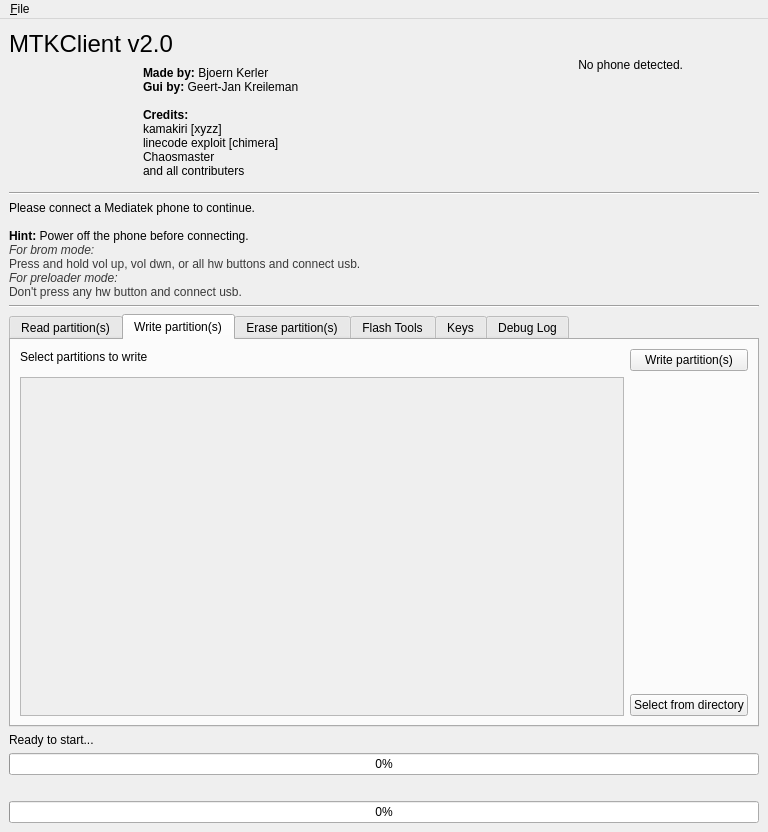
Old version of the form mtkclient/gui/main_gui.ui in the repository emtee40/mtk-client.
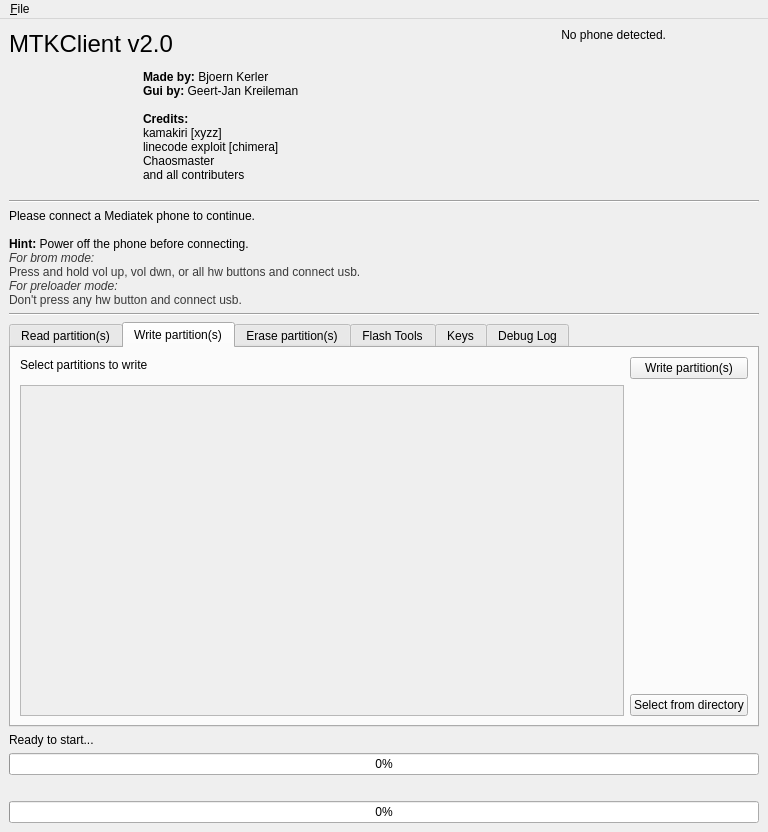
New version of the form. The open tabs and pages were chosen to show the change. Icons and pictures are not drawn.

The edit to the form file:
```diff
--- a/mtkclient/gui/main_gui.ui
+++ b/mtkclient/gui/main_gui.ui
@@ -89,6 +89,8 @@
      </widget>
     </item>
     <item row="0" column="0">
+     <layout class="QHBoxLayout" name="horizontalLayout_2">
+      <item>
      <layout class="QVBoxLayout" name="verticalLayout">
       <item>
        <widget class="QLabel" name="title">
@@ -191,6 +193,10 @@
           </property>
          </widget>
         </item>
+         </layout>
+        </item>
+       </layout>
+      </item>
         <item>
          <widget class="QLabel" name="phoneInfoTextbox">
           <property name="sizePolicy">
@@ -220,8 +226,8 @@
           </property>
           <property name="minimumSize">
            <size>
-            <width>70</width>
-            <height>128</height>
+          <width>87</width>
+          <height>166</height>
            </size>
           </property>
           <widget class="QLabel" name="pic">
@@ -229,7 +235,7 @@
             <rect>
              <x>0</x>
              <y>0</y>
-             <width>71</width>
+           <width>87</width>
              <height>128</height>
             </rect>
            </property>
@@ -270,7 +276,7 @@
           <widget class="QLabel" name="spinner_pic">
            <property name="geometry">
             <rect>
-             <x>10</x>
+           <x>18</x>
              <y>40</y>
              <width>51</width>
              <height>51</height>
@@ -299,8 +305,6 @@
         </item>
        </layout>
       </item>
-     </layout>
-    </item>
     <item row="3" column="0">
      <widget class="Line" name="line">
       <property name="orientation">
@@ -485,8 +489,8 @@
             <rect>
              <x>0</x>
              <y>0</y>
-             <width>567</width>
-             <height>283</height>
+             <width>540</width>
+             <height>307</height>
             </rect>
            </property>
           </widget>
```
Left out of the diff: 8 changed lines with no effect on the pictures. Lines whose indentation alone changed are shown as unchanged.
